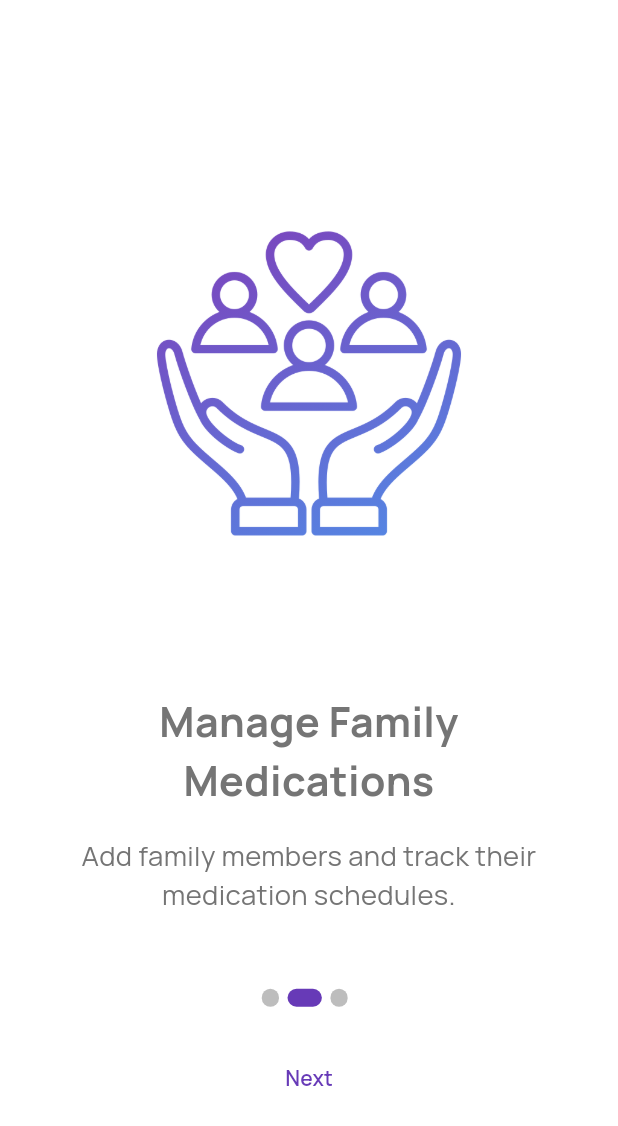
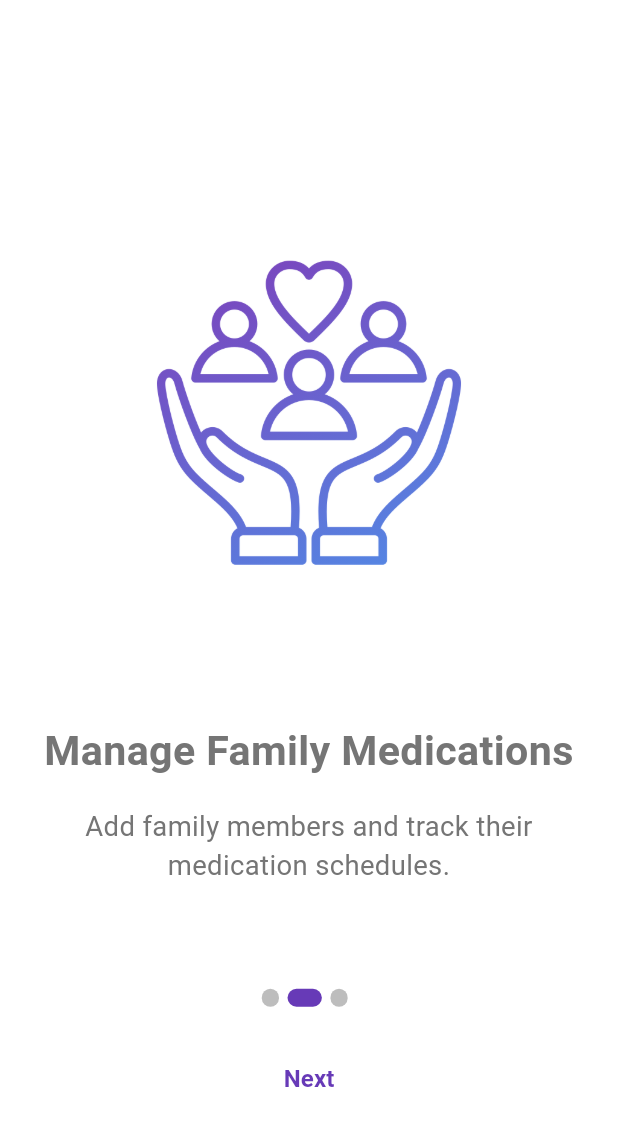
Before and after one commit to mohitganga23/flutter-medicine-tracker, a Flutter app: the screen it shows after launch, after a tap on "Next", on a phone screen of 412 x 824 dp. Shown: the top 1126 px of the screen. Run offline on Flutter 3.47's test engine with Material 3 defaults, Android fonts, the phone set to English and light mode, and no system bars; our stand-ins replace cloud_firestore, firebase_auth, firebase_core, firebase_storage, fl_chart, flutter_local_notifications and 9 more; accounts and stored records are empty; generated files the repository leaves out were written again.

Commit message:
Refactor text styles, implement hero animation and improve navigation transitions.
- Define and implement a custom text style using the theme for the splash screen title.
- Update the text theme to use scaled font sizes and implement new custom font `Wix Madefor Display`.
- Implement a hero animation from the splash screen to the login/signup screen for the app logo.
- Add custom route transitions to use a fade effect with an ease-in-out curve.
- Refactor navigation to use `NavigationHelper` class.

```diff
--- /dev/null
+++ b/lib/core/constants/hero.dart
@@ -0,0 +1,3 @@
+class AppHeroTag {
+  static const String splashToLogin = "splashToLogin";
+}
--- a/lib/core/constants/routes.dart
+++ b/lib/core/constants/routes.dart
@@ -1,5 +1,6 @@
 import 'package:cloud_firestore/cloud_firestore.dart';
 import 'package:flutter/material.dart';
+import 'package:flutter_medicine_tracker/core/utils/navigation_helper.dart';
 
 import '../../features/auth/screens/forgot_password.dart';
 import '../../features/auth/screens/login.dart';
@@ -27,35 +28,33 @@ class AppRoutes {
   static Route<dynamic> generateRoute(RouteSettings settings) {
     switch (settings.name) {
       case splash:
-        return MaterialPageRoute(builder: (context) => SplashScreen());
+        return NavigationHelper.fadeRoute(SplashScreen());
       case onBoarding:
-        return MaterialPageRoute(builder: (context) => OnboardingScreen());
+        return NavigationHelper.fadeRoute(OnboardingScreen());
       case login:
-        return MaterialPageRoute(builder: (context) => LoginScreen());
+        return NavigationHelper.fadeRoute(LoginScreen());
       case signUp:
-        return MaterialPageRoute(builder: (context) => SignUpScreen());
+        return NavigationHelper.fadeRoute(SignUpScreen());
       case forgotPassword:
-        return MaterialPageRoute(builder: (context) => ForgotPasswordScreen());
+        return NavigationHelper.fadeRoute(ForgotPasswordScreen());
       case dashboard:
-        return MaterialPageRoute(builder: (context) => DashboardScreen());
+        return NavigationHelper.fadeRoute(DashboardScreen());
       case addMedication:
-        return MaterialPageRoute(builder: (context) => AddMedicationForm());
+        return NavigationHelper.fadeRoute(AddMedicationForm());
       case medicationDetails:
         final args =
             settings.arguments as QueryDocumentSnapshot<Map<String, dynamic>>;
-        return MaterialPageRoute(
-          builder: (context) => MedicationDetailScreen(document: args),
+        return NavigationHelper.fadeRoute(
+          MedicationDetailScreen(document: args),
         );
       case profile:
-        return MaterialPageRoute(builder: (context) => ProfileScreen());
+        return NavigationHelper.fadeRoute(ProfileScreen());
       case editProfile:
         final args = settings.arguments as Map<String, dynamic>;
-        return MaterialPageRoute(
-          builder: (context) => EditProfileScreen(userProfile: args),
-        );
+        return NavigationHelper.fadeRoute(EditProfileScreen(userProfile: args));
       default:
-        return MaterialPageRoute(
-          builder: (context) => Scaffold(
+        return NavigationHelper.fadeRoute(
+          Scaffold(
             body: Center(child: Text("Page not found")),
           ),
         );
--- a/lib/core/constants/text_styles.dart
+++ b/lib/core/constants/text_styles.dart
@@ -1,6 +1,10 @@
 import 'package:flutter/material.dart';
-import 'package:flutter_screenutil/flutter_screenutil.dart';
 
 class AppTextStyles {
-  static TextStyle? titleTextStyle = TextStyle(fontSize: 24.sp);
+  static TextStyle splashTitle(BuildContext context) {
+    return Theme.of(context)
+        .textTheme
+        .headlineLarge!
+        .copyWith(letterSpacing: 1.5);
+  }
 }
--- a/lib/core/constants/theme.dart
+++ b/lib/core/constants/theme.dart
@@ -1,4 +1,5 @@
 import 'package:flutter/material.dart';
+import 'package:flutter_screenutil/flutter_screenutil.dart';
 import 'package:google_fonts/google_fonts.dart';
 
 import 'colors.dart';
@@ -11,85 +12,85 @@ class AppThemes {
     return TextTheme(
       // Display (Large Headers / Hero Text)
       displayLarge: TextStyle(
-        fontSize: 57,
+        fontSize: 57.sp,
         fontWeight: FontWeight.bold,
         color: primaryTextColor,
       ),
       displayMedium: TextStyle(
-        fontSize: 45,
+        fontSize: 45.sp,
         fontWeight: FontWeight.bold,
         color: primaryTextColor,
       ),
       displaySmall: TextStyle(
-        fontSize: 36,
+        fontSize: 36.sp,
         fontWeight: FontWeight.bold,
         color: primaryTextColor,
       ),
 
       // Headlines (Page / Section Titles)
       headlineLarge: TextStyle(
-        fontSize: 32,
+        fontSize: 32.sp,
         fontWeight: FontWeight.w700,
         color: primaryTextColor,
       ),
       headlineMedium: TextStyle(
-        fontSize: 28,
+        fontSize: 28.sp,
         fontWeight: FontWeight.w600,
         color: primaryTextColor,
       ),
       headlineSmall: TextStyle(
-        fontSize: 24,
+        fontSize: 24.sp,
         fontWeight: FontWeight.w500,
         color: primaryTextColor,
       ),
 
       // Titles (App Bar / Cards)
       titleLarge: TextStyle(
-        fontSize: 22,
+        fontSize: 24.sp,
         fontWeight: FontWeight.w600,
         color: primaryTextColor,
       ),
       titleMedium: TextStyle(
-        fontSize: 18,
+        fontSize: 18.sp,
         fontWeight: FontWeight.w500,
         color: primaryTextColor,
       ),
       titleSmall: TextStyle(
-        fontSize: 16,
+        fontSize: 16.sp,
         fontWeight: FontWeight.w500,
         color: secondaryTextColor,
       ),
 
       // Body (General Text)
       bodyLarge: TextStyle(
-        fontSize: 16,
+        fontSize: 16.sp,
         fontWeight: FontWeight.w400,
         color: primaryTextColor,
       ),
       bodyMedium: TextStyle(
-        fontSize: 14,
+        fontSize: 14.sp,
         fontWeight: FontWeight.w400,
         color: secondaryTextColor,
       ),
       bodySmall: TextStyle(
-        fontSize: 12,
+        fontSize: 12.sp,
         fontWeight: FontWeight.w400,
         color: secondaryTextColor,
       ),
 
       // Labels (Buttons, Captions, Small Text)
       labelLarge: TextStyle(
-        fontSize: 14,
+        fontSize: 14.sp,
         fontWeight: FontWeight.w600,
         color: primaryTextColor,
       ),
       labelMedium: TextStyle(
-        fontSize: 12,
+        fontSize: 12.sp,
         fontWeight: FontWeight.w500,
         color: secondaryTextColor,
       ),
       labelSmall: TextStyle(
-        fontSize: 10,
+        fontSize: 10.sp,
         fontWeight: FontWeight.w400,
         color: secondaryTextColor,
       ),
@@ -97,7 +98,7 @@ class AppThemes {
   }
 
   static final ThemeData lightTheme = ThemeData(
-    fontFamily: GoogleFonts.manrope().fontFamily,
+    fontFamily: GoogleFonts.wixMadeforDisplay().fontFamily,
     brightness: Brightness.light,
     primaryColor: AppColors.primaryLight,
     colorScheme: const ColorScheme.light(
@@ -127,7 +128,7 @@ class AppThemes {
   );
 
   static final ThemeData darkTheme = ThemeData(
-    fontFamily: GoogleFonts.manrope().fontFamily,
+    fontFamily: GoogleFonts.wixMadeforDisplay().fontFamily,
     brightness: Brightness.dark,
     primaryColor: AppColors.primaryDark,
     colorScheme: const ColorScheme.dark(
--- a/lib/core/utils/navigation_helper.dart
+++ b/lib/core/utils/navigation_helper.dart
@@ -5,7 +5,7 @@ class NavigationHelper {
   static Future<T?> push<T>(BuildContext context, Widget widget) {
     return Navigator.push<T>(
       context,
-      _fadeRoute(widget),
+      fadeRoute(widget),
     );
   }
 
@@ -16,7 +16,7 @@ class NavigationHelper {
   ) {
     return Navigator.pushReplacement<T, TO>(
       context,
-      _fadeRoute(widget),
+      fadeRoute(widget),
     );
   }
 
@@ -28,7 +28,7 @@ class NavigationHelper {
   ) {
     return Navigator.pushAndRemoveUntil<T>(
       context,
-      _fadeRoute(widget),
+      fadeRoute(widget),
       predicate,
     );
   }
@@ -76,16 +76,13 @@ class NavigationHelper {
   }
 
   /// Creates a fade transition route.
-  static PageRouteBuilder<T> _fadeRoute<T>(Widget widget) {
+  static PageRouteBuilder<T> fadeRoute<T>(Widget widget) {
     return PageRouteBuilder<T>(
       pageBuilder: (context, animation, secondaryAnimation) => widget,
+      transitionDuration: const Duration(milliseconds: 300),
       transitionsBuilder: (context, animation, secondaryAnimation, child) {
-        var begin = 0.0;
-        var end = 1.0;
-        var curve = Curves.easeInOut;
-
-        var tween = Tween(begin: begin, end: end).chain(
-          CurveTween(curve: curve),
+        var tween = Tween(begin: 0.0, end: 1.0).chain(
+          CurveTween(curve: Curves.easeInOut),
         );
 
         var fadeAnimation = animation.drive(tween);
--- a/lib/features/auth/screens/login.dart
+++ b/lib/features/auth/screens/login.dart
@@ -1,6 +1,7 @@
 import 'package:flutter/material.dart';
 import 'package:flutter/services.dart';
 import 'package:flutter_medicine_tracker/core/constants/assets.dart';
+import 'package:flutter_medicine_tracker/core/constants/hero.dart';
 import 'package:flutter_screenutil/flutter_screenutil.dart';
 import 'package:flutter_spinkit/flutter_spinkit.dart';
 import 'package:provider/provider.dart';
@@ -30,10 +31,13 @@ class LoginScreen extends StatelessWidget {
                     Row(
                       mainAxisAlignment: MainAxisAlignment.center,
                       children: [
-                        Image.asset(
-                          AppAssets.appLogo,
-                          height: 48.h,
-                          width: 48.h,
+                        Hero(
+                          tag: AppHeroTag.splashToLogin,
+                          child: Image.asset(
+                            AppAssets.appLogo,
+                            height: 48.h,
+                            width: 48.h,
+                          ),
                         ),
                         SizedBox(width: 5.w),
                         Text(
--- a/lib/features/auth/screens/signup.dart
+++ b/lib/features/auth/screens/signup.dart
@@ -1,5 +1,6 @@
 import 'package:flutter/material.dart';
 import 'package:flutter_medicine_tracker/core/constants/assets.dart';
+import 'package:flutter_medicine_tracker/core/constants/hero.dart';
 import 'package:flutter_screenutil/flutter_screenutil.dart';
 import 'package:flutter_spinkit/flutter_spinkit.dart';
 import 'package:provider/provider.dart';
@@ -29,10 +30,13 @@ class SignUpScreen extends StatelessWidget {
                       Row(
                         mainAxisAlignment: MainAxisAlignment.center,
                         children: [
-                          Image.asset(
-                            AppAssets.appLogo,
-                            height: 48.h,
-                            width: 48.h,
+                          Hero(
+                            tag: AppHeroTag.splashToLogin,
+                            child: Image.asset(
+                              AppAssets.appLogo,
+                              height: 48.h,
+                              width: 48.h,
+                            ),
                           ),
                           SizedBox(width: 5.w),
                           Text(
--- a/lib/features/splash/splash.dart
+++ b/lib/features/splash/splash.dart
@@ -3,6 +3,8 @@ import 'dart:async';
 import 'package:firebase_auth/firebase_auth.dart';
 import 'package:flutter/material.dart';
 import 'package:flutter_local_notifications/flutter_local_notifications.dart';
+import 'package:flutter_medicine_tracker/core/constants/hero.dart';
+import 'package:flutter_medicine_tracker/core/constants/text_styles.dart';
 import 'package:flutter_screenutil/flutter_screenutil.dart';
 
 import '../../core/constants/assets.dart';
@@ -34,7 +36,7 @@ class _SplashScreenState extends State<SplashScreen>
 
     _controller = AnimationController(
       vsync: this,
-      duration: Duration(seconds: 2),
+      duration: Duration(seconds: 3),
     );
 
     // Opacity animation
@@ -51,7 +53,7 @@ class _SplashScreenState extends State<SplashScreen>
     // Start the animations
     _controller.forward();
 
-    Timer(const Duration(seconds: 3), () {
+    Timer(const Duration(seconds: 5), () {
       requestNotificationPermission();
       _checkUserSignIn();
     });
@@ -90,10 +92,13 @@ class _SplashScreenState extends State<SplashScreen>
             // Fade-in animation for the logo
             FadeTransition(
               opacity: _opacityAnimation,
-              child: Image.asset(
-                AppAssets.appLogo,
-                height: 120.h,
-                width: 120.w,
+              child: Hero(
+                tag: AppHeroTag.splashToLogin,
+                child: Image.asset(
+                  AppAssets.appLogo,
+                  height: 120.h,
+                  width: 120.w,
+                ),
               ),
             ),
             SizedBox(height: 10),
@@ -101,7 +106,7 @@ class _SplashScreenState extends State<SplashScreen>
               position: _slideAnimation,
               child: Text(
                 AppStrings.appName,
-                style: TextStyle(fontSize: 24.sp, fontWeight: FontWeight.bold),
+                style: AppTextStyles.splashTitle(context),
               ),
             ),
           ],
--- a/lib/main.dart
+++ b/lib/main.dart
@@ -50,8 +50,7 @@ Future<void> main() async {
 class MyApp extends StatelessWidget {
   const MyApp({super.key});
 
-  static final GlobalKey<NavigatorState> navigatorKey =
-      GlobalKey<NavigatorState>();
+  static final GlobalKey<NavigatorState> navKey = GlobalKey<NavigatorState>();
 
   @override
   Widget build(BuildContext context) {
@@ -70,7 +69,7 @@ class MyApp extends StatelessWidget {
           child: MaterialApp(
             title: 'Flutter Medicine',
             debugShowCheckedModeBanner: false,
-            navigatorKey: navigatorKey,
+            navigatorKey: navKey,
             theme: AppThemes.lightTheme,
             darkTheme: AppThemes.darkTheme,
             themeMode: ThemeMode.system,
```
